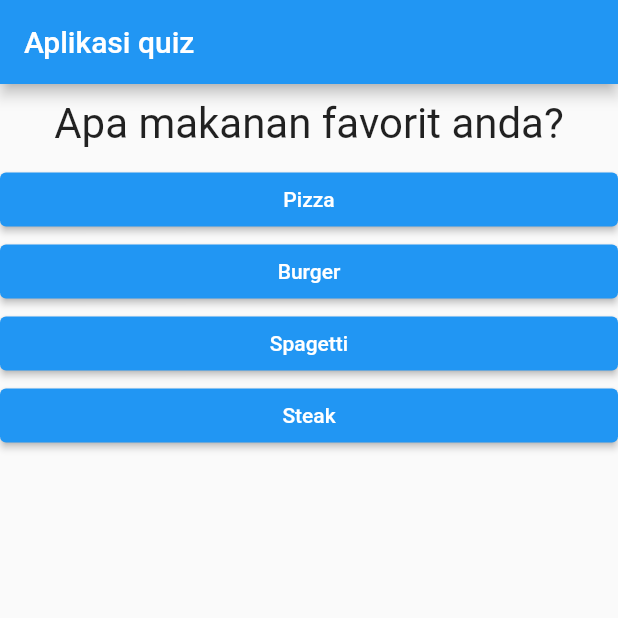
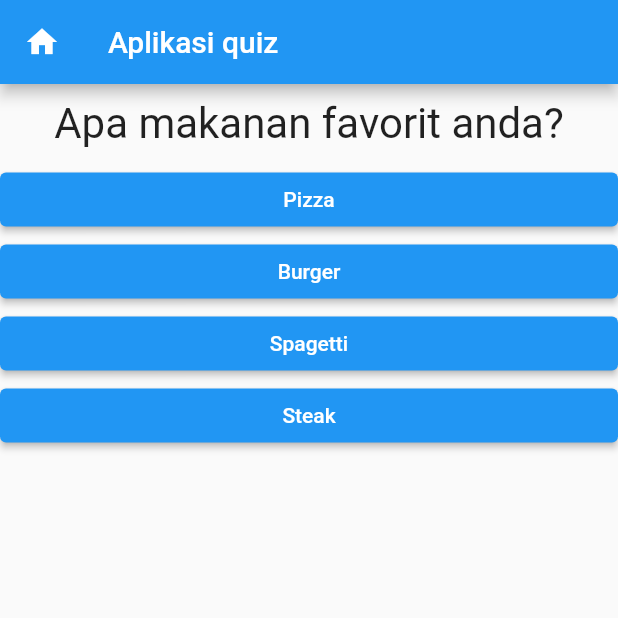
Before and after one commit to Danazzz/my_app, a Flutter app: the screen it shows after launch, on a phone screen of 412 x 824 dp, the top half of it. Run offline on Flutter 3.47's test engine with Material 2 defaults, Android fonts, the phone set to English and light mode, and no system bars.

Commit message:
menambah icon home pada appbar

```diff
--- a/lib/main.dart
+++ b/lib/main.dart
@@ -59,6 +59,7 @@ class _MyAppState extends State<MyApp> {
     return MaterialApp(
       home: Scaffold(
         appBar: AppBar(
+          leading: Icon(Icons.home),
           title: Text('Aplikasi quiz'),
         ),
         body: _questionIndex < _questions.length
```
